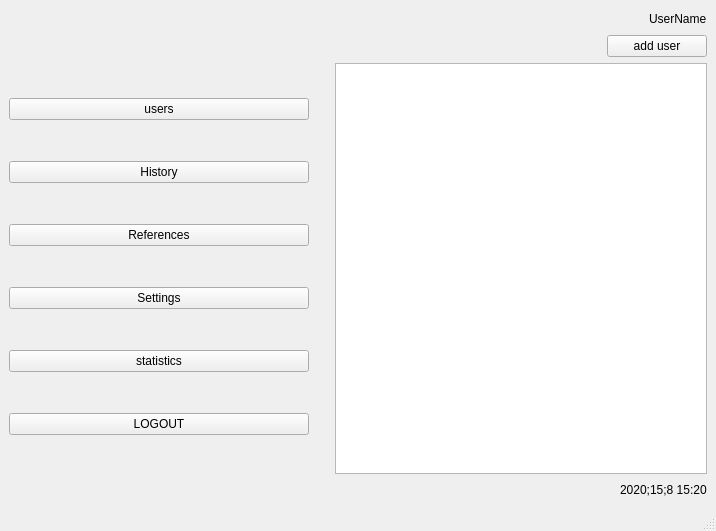
Above: ui/admin.ui from HamzaMPSY/qt_app_mts before the change. Below: the same form after it.
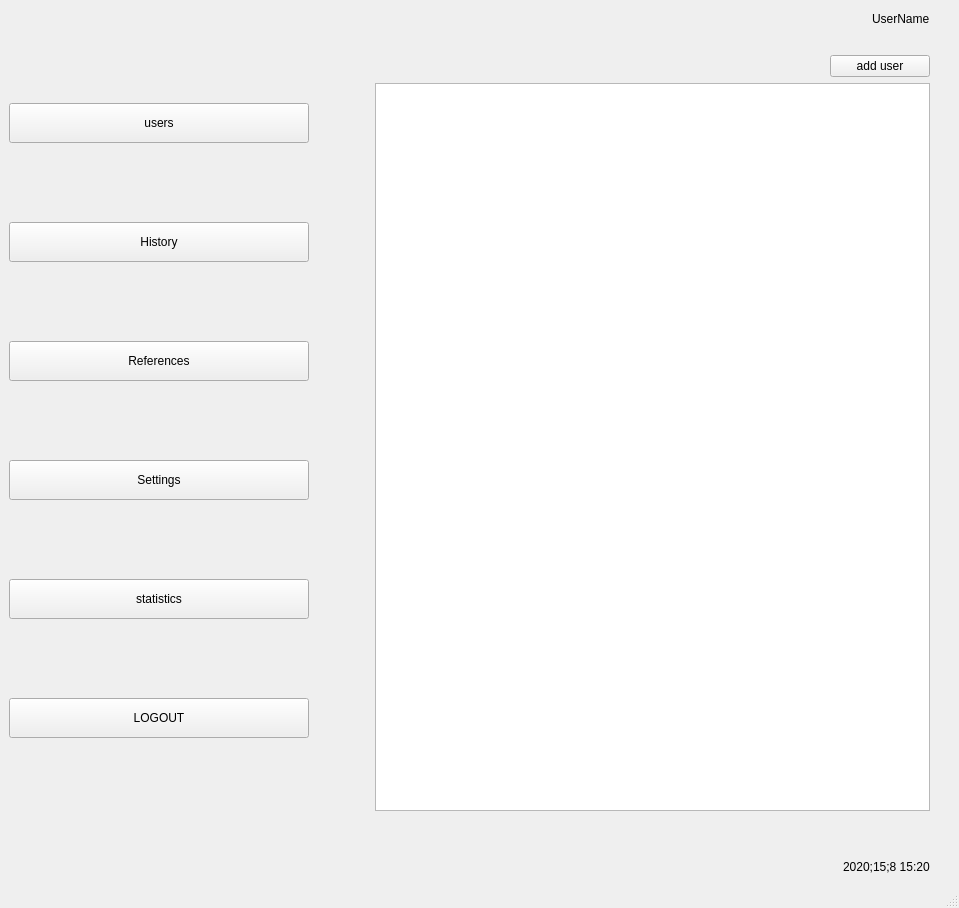
That is the form after the change. Icons and pictures are not drawn.

Patch:
```diff
--- a/ui/admin.ui
+++ b/ui/admin.ui
@@ -6,8 +6,8 @@
    <rect>
     <x>0</x>
     <y>0</y>
-    <width>716</width>
-    <height>531</height>
+    <width>959</width>
+    <height>908</height>
    </rect>
   </property>
   <property name="windowTitle">
@@ -58,10 +58,42 @@
           </property>
          </widget>
         </item>
+        <item>
+         <spacer name="horizontalSpacer_3">
+          <property name="orientation">
+           <enum>Qt::Horizontal</enum>
+          </property>
+          <property name="sizeType">
+           <enum>QSizePolicy::Minimum</enum>
+          </property>
+          <property name="sizeHint" stdset="0">
+           <size>
+            <width>20</width>
+            <height>20</height>
+           </size>
+          </property>
+         </spacer>
+        </item>
        </layout>
       </item>
      </layout>
     </item>
+    <item>
+     <spacer name="verticalSpacer_8">
+      <property name="orientation">
+       <enum>Qt::Horizontal</enum>
+      </property>
+      <property name="sizeType">
+       <enum>QSizePolicy::Expanding</enum>
+      </property>
+      <property name="sizeHint" stdset="0">
+       <size>
+        <width>40</width>
+        <height>20</height>
+       </size>
+      </property>
+     </spacer>
+    </item>
     <item>
      <layout class="QHBoxLayout" name="horizontalLayout_4">
       <item>
@@ -90,12 +122,44 @@
         </property>
        </widget>
       </item>
+      <item>
+       <spacer name="horizontalSpacer_7">
+        <property name="orientation">
+         <enum>Qt::Horizontal</enum>
+        </property>
+        <property name="sizeType">
+         <enum>QSizePolicy::Minimum</enum>
+        </property>
+        <property name="sizeHint" stdset="0">
+         <size>
+          <width>20</width>
+          <height>20</height>
+         </size>
+        </property>
+       </spacer>
+      </item>
      </layout>
     </item>
     <item>
      <layout class="QHBoxLayout" name="horizontalLayout">
       <item>
        <layout class="QVBoxLayout" name="verticalLayout">
+        <item>
+         <spacer name="horizontalSpacer_6">
+          <property name="orientation">
+           <enum>Qt::Horizontal</enum>
+          </property>
+          <property name="sizeType">
+           <enum>QSizePolicy::Minimum</enum>
+          </property>
+          <property name="sizeHint" stdset="0">
+           <size>
+            <width>40</width>
+            <height>20</height>
+           </size>
+          </property>
+         </spacer>
+        </item>
         <item>
          <widget class="QPushButton" name="btnusers">
           <property name="sizePolicy">
@@ -107,55 +171,169 @@
           <property name="minimumSize">
            <size>
             <width>300</width>
-            <height>0</height>
+            <height>40</height>
            </size>
           </property>
           <property name="maximumSize">
            <size>
             <width>350</width>
-            <height>16777215</height>
+            <height>60</height>
            </size>
           </property>
           <property name="text">
            <string>users</string>
           </property>
+          <property name="autoDefault">
+           <bool>false</bool>
+          </property>
+          <property name="flat">
+           <bool>false</bool>
+          </property>
          </widget>
         </item>
+        <item>
+         <spacer name="verticalSpacer_7">
+          <property name="orientation">
+           <enum>Qt::Vertical</enum>
+          </property>
+          <property name="sizeHint" stdset="0">
+           <size>
+            <width>20</width>
+            <height>40</height>
+           </size>
+          </property>
+         </spacer>
+        </item>
         <item>
          <widget class="QPushButton" name="btnhistory">
+          <property name="minimumSize">
+           <size>
+            <width>0</width>
+            <height>40</height>
+           </size>
+          </property>
           <property name="text">
            <string>History</string>
           </property>
          </widget>
         </item>
+        <item>
+         <spacer name="verticalSpacer_6">
+          <property name="orientation">
+           <enum>Qt::Vertical</enum>
+          </property>
+          <property name="sizeHint" stdset="0">
+           <size>
+            <width>20</width>
+            <height>40</height>
+           </size>
+          </property>
+         </spacer>
+        </item>
         <item>
          <widget class="QPushButton" name="btnreferences">
+          <property name="minimumSize">
+           <size>
+            <width>0</width>
+            <height>40</height>
+           </size>
+          </property>
           <property name="text">
            <string>References</string>
           </property>
          </widget>
         </item>
+        <item>
+         <spacer name="verticalSpacer_5">
+          <property name="orientation">
+           <enum>Qt::Vertical</enum>
+          </property>
+          <property name="sizeHint" stdset="0">
+           <size>
+            <width>20</width>
+            <height>40</height>
+           </size>
+          </property>
+         </spacer>
+        </item>
         <item>
          <widget class="QPushButton" name="btnpins">
+          <property name="minimumSize">
+           <size>
+            <width>0</width>
+            <height>40</height>
+           </size>
+          </property>
           <property name="text">
            <string>Settings</string>
           </property>
          </widget>
         </item>
+        <item>
+         <spacer name="verticalSpacer_4">
+          <property name="orientation">
+           <enum>Qt::Vertical</enum>
+          </property>
+          <property name="sizeHint" stdset="0">
+           <size>
+            <width>20</width>
+            <height>40</height>
+           </size>
+          </property>
+         </spacer>
+        </item>
         <item>
          <widget class="QPushButton" name="stats">
+          <property name="minimumSize">
+           <size>
+            <width>0</width>
+            <height>40</height>
+           </size>
+          </property>
           <property name="text">
            <string>statistics</string>
           </property>
          </widget>
         </item>
+        <item>
+         <spacer name="verticalSpacer_3">
+          <property name="orientation">
+           <enum>Qt::Vertical</enum>
+          </property>
+          <property name="sizeHint" stdset="0">
+           <size>
+            <width>20</width>
+            <height>40</height>
+           </size>
+          </property>
+         </spacer>
+        </item>
         <item>
          <widget class="QPushButton" name="btnlogout">
+          <property name="minimumSize">
+           <size>
+            <width>0</width>
+            <height>40</height>
+           </size>
+          </property>
           <property name="text">
            <string>LOGOUT</string>
           </property>
          </widget>
         </item>
+        <item>
+         <spacer name="verticalSpacer_2">
+          <property name="orientation">
+           <enum>Qt::Vertical</enum>
+          </property>
+          <property name="sizeHint" stdset="0">
+           <size>
+            <width>20</width>
+            <height>40</height>
+           </size>
+          </property>
+         </spacer>
+        </item>
        </layout>
       </item>
       <item>
@@ -171,6 +349,32 @@
         </property>
        </spacer>
       </item>
+      <item>
+       <spacer name="verticalSpacer_11">
+        <property name="orientation">
+         <enum>Qt::Vertical</enum>
+        </property>
+        <property name="sizeHint" stdset="0">
+         <size>
+          <width>20</width>
+          <height>40</height>
+         </size>
+        </property>
+       </spacer>
+      </item>
+      <item>
+       <spacer name="verticalSpacer_10">
+        <property name="orientation">
+         <enum>Qt::Vertical</enum>
+        </property>
+        <property name="sizeHint" stdset="0">
+         <size>
+          <width>20</width>
+          <height>40</height>
+         </size>
+        </property>
+       </spacer>
+      </item>
       <item>
        <widget class="QSplitter" name="splitter">
         <property name="orientation">
@@ -179,8 +383,37 @@
         <widget class="QTableView" name="tableView"/>
        </widget>
       </item>
+      <item>
+       <spacer name="verticalSpacer_12">
+        <property name="orientation">
+         <enum>Qt::Vertical</enum>
+        </property>
+        <property name="sizeHint" stdset="0">
+         <size>
+          <width>20</width>
+          <height>40</height>
+         </size>
+        </property>
+       </spacer>
+      </item>
      </layout>
     </item>
+    <item>
+     <spacer name="verticalSpacer_9">
+      <property name="orientation">
+       <enum>Qt::Vertical</enum>
+      </property>
+      <property name="sizeType">
+       <enum>QSizePolicy::Minimum</enum>
+      </property>
+      <property name="sizeHint" stdset="0">
+       <size>
+        <width>20</width>
+        <height>40</height>
+       </size>
+      </property>
+     </spacer>
+    </item>
     <item>
      <layout class="QHBoxLayout" name="horizontalLayout_6">
       <item>
@@ -207,6 +440,22 @@
         </property>
        </widget>
       </item>
+      <item>
+       <spacer name="horizontalSpacer_5">
+        <property name="orientation">
+         <enum>Qt::Horizontal</enum>
+        </property>
+        <property name="sizeType">
+         <enum>QSizePolicy::Minimum</enum>
+        </property>
+        <property name="sizeHint" stdset="0">
+         <size>
+          <width>20</width>
+          <height>20</height>
+         </size>
+        </property>
+       </spacer>
+      </item>
      </layout>
     </item>
    </layout>
```
Left out of the diff: 34 changed lines with no effect on the pictures.
